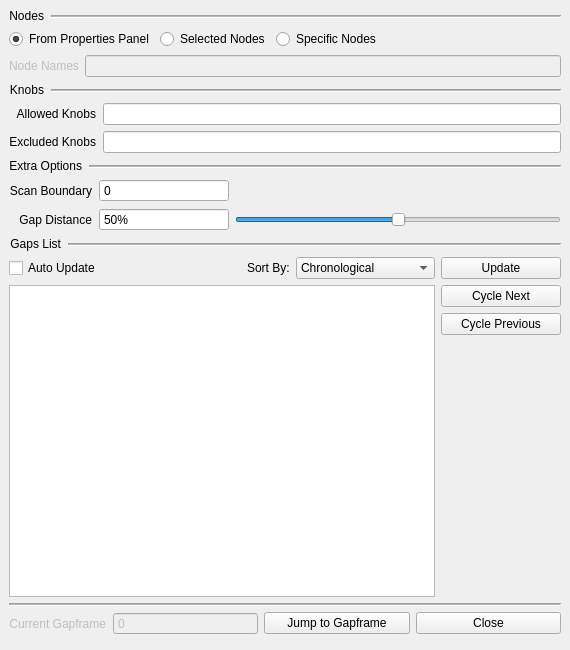
kalogane/gapframes, file gapframes/ui/GapframesPanel.ui: the form before one commit.
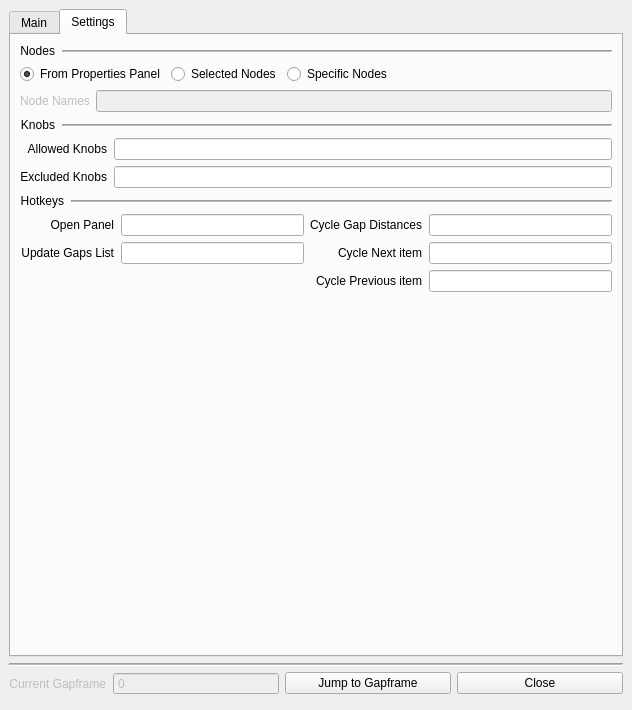
The form after the commit. The open tabs and pages were chosen to show the change.

Commit message: split out some UI elements into another tab, added hotkey fields

The edit to the form file:
```diff
--- a/gapframes/ui/GapframesPanel.ui
+++ b/gapframes/ui/GapframesPanel.ui
@@ -6,8 +6,8 @@
    <rect>
     <x>0</x>
     <y>0</y>
-    <width>570</width>
-    <height>650</height>
+    <width>632</width>
+    <height>710</height>
    </rect>
   </property>
   <property name="maximumSize">
@@ -22,214 +22,15 @@
   <widget class="QWidget" name="GapframesWidget">
    <layout class="QVBoxLayout" name="verticalLayout">
     <item>
-     <layout class="QHBoxLayout" name="nodeSection_title_layout">
-      <item>
-       <widget class="QLabel" name="nodeSection_title_label">
-        <property name="font">
-         <font>
-          <pointsize>9</pointsize>
-         </font>
-        </property>
-        <property name="text">
-         <string>Nodes</string>
-        </property>
-        <property name="alignment">
-         <set>Qt::AlignRight|Qt::AlignTrailing|Qt::AlignVCenter</set>
-        </property>
-        <property name="margin">
-         <number>1</number>
-        </property>
-        <property name="indent">
-         <number>1</number>
-        </property>
-       </widget>
-      </item>
-      <item>
-       <widget class="Line" name="nodeSection_title_line">
-        <property name="sizePolicy">
-         <sizepolicy hsizetype="Expanding" vsizetype="Preferred">
-          <horstretch>0</horstretch>
-          <verstretch>0</verstretch>
-         </sizepolicy>
-        </property>
-        <property name="frameShadow">
-         <enum>QFrame::Sunken</enum>
-        </property>
-        <property name="lineWidth">
-         <number>1</number>
-        </property>
-        <property name="midLineWidth">
-         <number>1</number>
-        </property>
-        <property name="orientation">
-         <enum>Qt::Horizontal</enum>
-        </property>
-       </widget>
-      </item>
-     </layout>
-    </item>
-    <item>
-     <layout class="QVBoxLayout" name="nodeSection_button_layout">
-      <item>
-       <layout class="QHBoxLayout" name="nodeSection_selection_layout">
-        <item>
-         <widget class="QRadioButton" name="nodeSection_propertiesPanel_radioButton">
-          <property name="sizePolicy">
-           <sizepolicy hsizetype="Fixed" vsizetype="Fixed">
-            <horstretch>0</horstretch>
-            <verstretch>0</verstretch>
-           </sizepolicy>
-          </property>
-          <property name="text">
-           <string>From Properties Panel</string>
-          </property>
-          <property name="checked">
-           <bool>true</bool>
-          </property>
-         </widget>
-        </item>
-        <item>
-         <widget class="QRadioButton" name="nodeSection_selectedNodes_radioButton">
-          <property name="sizePolicy">
-           <sizepolicy hsizetype="Fixed" vsizetype="Fixed">
-            <horstretch>0</horstretch>
-            <verstretch>0</verstretch>
-           </sizepolicy>
-          </property>
-          <property name="text">
-           <string>Selected Nodes</string>
-          </property>
-         </widget>
-        </item>
-        <item>
-         <widget class="QRadioButton" name="nodeSection_specificNodes_radioButton">
-          <property name="text">
-           <string>Specific Nodes</string>
-          </property>
-         </widget>
-        </item>
-       </layout>
-      </item>
-      <item>
-       <layout class="QHBoxLayout" name="nodeNames_input_layout">
-        <item>
-         <widget class="QLabel" name="nodeNames_input_label">
-          <property name="enabled">
-           <bool>false</bool>
-          </property>
-          <property name="text">
-           <string>Node Names</string>
-          </property>
-         </widget>
-        </item>
-        <item>
-         <widget class="QLineEdit" name="nodeNames_input_lineEdit">
-          <property name="enabled">
-           <bool>false</bool>
-          </property>
-         </widget>
-        </item>
-       </layout>
-      </item>
-     </layout>
-    </item>
-    <item>
-     <layout class="QHBoxLayout" name="knobSection_title_layout">
-      <item>
-       <widget class="QLabel" name="knobSection_title_label">
-        <property name="font">
-         <font>
-          <pointsize>9</pointsize>
-         </font>
-        </property>
-        <property name="text">
-         <string>Knobs</string>
-        </property>
-        <property name="alignment">
-         <set>Qt::AlignRight|Qt::AlignTrailing|Qt::AlignVCenter</set>
-        </property>
-        <property name="margin">
-         <number>1</number>
-        </property>
-        <property name="indent">
-         <number>1</number>
-        </property>
-       </widget>
-      </item>
-      <item>
-       <widget class="Line" name="knobSection_title_line">
-        <property name="sizePolicy">
-         <sizepolicy hsizetype="Expanding" vsizetype="Preferred">
-          <horstretch>0</horstretch>
-          <verstretch>0</verstretch>
-         </sizepolicy>
-        </property>
-        <property name="frameShadow">
-         <enum>QFrame::Sunken</enum>
-        </property>
-        <property name="lineWidth">
-         <number>1</number>
-        </property>
-        <property name="midLineWidth">
-         <number>1</number>
-        </property>
-        <property name="orientation">
-         <enum>Qt::Horizontal</enum>
-        </property>
-       </widget>
-      </item>
-     </layout>
-    </item>
-    <item>
-     <layout class="QGridLayout" name="knobSection_input_layout">
-      <item row="0" column="2">
-       <widget class="QLineEdit" name="knobSection_allowedKnobs_lineEdit">
-        <property name="toolTip">
-         <string>&lt;html&gt;&lt;head/&gt;&lt;body&gt;&lt;p&gt;Names of Knobs which should be considered when scanning for Keyframes.&lt;/p&gt;&lt;p&gt;Leave empty to allow all knobs.&lt;/p&gt;&lt;/body&gt;&lt;/html&gt;</string>
-        </property>
-       </widget>
-      </item>
-      <item row="0" column="0">
-       <widget class="QLabel" name="knobSection_allowedKnobs_label">
-        <property name="text">
-         <string>Allowed Knobs</string>
-        </property>
-        <property name="alignment">
-         <set>Qt::AlignRight|Qt::AlignTrailing|Qt::AlignVCenter</set>
-        </property>
-        <property name="margin">
-         <number>1</number>
-        </property>
-        <property name="indent">
-         <number>1</number>
-        </property>
-       </widget>
-      </item>
-      <item row="1" column="0">
-       <widget class="QLabel" name="knobSection_excludedKnobs_label_2">
-        <property name="text">
-         <string>Excluded Knobs</string>
-        </property>
-        <property name="alignment">
-         <set>Qt::AlignRight|Qt::AlignTrailing|Qt::AlignVCenter</set>
-        </property>
-        <property name="margin">
-         <number>1</number>
-        </property>
-        <property name="indent">
-         <number>1</number>
-        </property>
-       </widget>
-      </item>
-      <item row="1" column="2">
-       <widget class="QLineEdit" name="knobSection_excludedKnobs_lineEdit">
-        <property name="toolTip">
-         <string>&lt;html&gt;&lt;head/&gt;&lt;body&gt;&lt;p&gt;Names of Knobs which should be excluded when scanning for Keyframes.&lt;/p&gt;&lt;p&gt;Leave empty to NOT exclude any knobs.&lt;/p&gt;&lt;/body&gt;&lt;/html&gt;</string>
-        </property>
-       </widget>
-      </item>
-     </layout>
-    </item>
+     <widget class="QTabWidget" name="Gapframes_tabWidget">
+      <property name="currentIndex">
+       <number>0</number>
+      </property>
+      <widget class="QWidget" name="gapframes_main_tab">
+       <attribute name="title">
+        <string>Main</string>
+       </attribute>
+       <layout class="QVBoxLayout" name="verticalLayout_5">
     <item>
      <layout class="QHBoxLayout" name="extraOptions_title_layout">
       <item>
@@ -315,6 +116,9 @@
         <property name="maximum">
          <number>100</number>
         </property>
+            <property name="pageStep">
+             <number>25</number>
+            </property>
         <property name="value">
          <number>50</number>
         </property>
@@ -565,6 +369,414 @@
       </item>
      </layout>
     </item>
+       </layout>
+      </widget>
+      <widget class="QWidget" name="gaprames_settings_tab">
+       <attribute name="title">
+        <string>Settings</string>
+       </attribute>
+       <layout class="QVBoxLayout" name="verticalLayout_3">
+        <item>
+         <layout class="QHBoxLayout" name="nodeSection_title_layout">
+          <item>
+           <widget class="QLabel" name="nodeSection_title_label">
+            <property name="font">
+             <font>
+              <pointsize>9</pointsize>
+             </font>
+            </property>
+            <property name="text">
+             <string>Nodes</string>
+            </property>
+            <property name="alignment">
+             <set>Qt::AlignRight|Qt::AlignTrailing|Qt::AlignVCenter</set>
+            </property>
+            <property name="margin">
+             <number>1</number>
+            </property>
+            <property name="indent">
+             <number>1</number>
+            </property>
+           </widget>
+          </item>
+          <item>
+           <widget class="Line" name="nodeSection_title_line">
+            <property name="sizePolicy">
+             <sizepolicy hsizetype="Expanding" vsizetype="Preferred">
+              <horstretch>0</horstretch>
+              <verstretch>0</verstretch>
+             </sizepolicy>
+            </property>
+            <property name="frameShadow">
+             <enum>QFrame::Sunken</enum>
+            </property>
+            <property name="lineWidth">
+             <number>1</number>
+            </property>
+            <property name="midLineWidth">
+             <number>1</number>
+            </property>
+            <property name="orientation">
+             <enum>Qt::Horizontal</enum>
+            </property>
+           </widget>
+          </item>
+         </layout>
+        </item>
+        <item>
+         <layout class="QVBoxLayout" name="nodeSection_button_layout">
+          <item>
+           <layout class="QHBoxLayout" name="nodeSection_selection_layout">
+            <item>
+             <widget class="QRadioButton" name="nodeSection_propertiesPanel_radioButton">
+              <property name="sizePolicy">
+               <sizepolicy hsizetype="Fixed" vsizetype="Fixed">
+                <horstretch>0</horstretch>
+                <verstretch>0</verstretch>
+               </sizepolicy>
+              </property>
+              <property name="text">
+               <string>From Properties Panel</string>
+              </property>
+              <property name="checked">
+               <bool>true</bool>
+              </property>
+             </widget>
+            </item>
+            <item>
+             <widget class="QRadioButton" name="nodeSection_selectedNodes_radioButton">
+              <property name="sizePolicy">
+               <sizepolicy hsizetype="Fixed" vsizetype="Fixed">
+                <horstretch>0</horstretch>
+                <verstretch>0</verstretch>
+               </sizepolicy>
+              </property>
+              <property name="text">
+               <string>Selected Nodes</string>
+              </property>
+             </widget>
+            </item>
+            <item>
+             <widget class="QRadioButton" name="nodeSection_specificNodes_radioButton">
+              <property name="text">
+               <string>Specific Nodes</string>
+              </property>
+             </widget>
+            </item>
+           </layout>
+          </item>
+          <item>
+           <layout class="QHBoxLayout" name="nodeNames_input_layout">
+            <item>
+             <widget class="QLabel" name="nodeNames_input_label">
+              <property name="enabled">
+               <bool>false</bool>
+              </property>
+              <property name="text">
+               <string>Node Names</string>
+              </property>
+             </widget>
+            </item>
+            <item>
+             <widget class="QLineEdit" name="nodeNames_input_lineEdit">
+              <property name="enabled">
+               <bool>false</bool>
+              </property>
+              <property name="toolTip">
+               <string>&lt;html&gt;&lt;head/&gt;&lt;body&gt;&lt;p&gt;Names of Nodes which should be considered when scanning for Keyframes.&lt;/p&gt;&lt;/body&gt;&lt;/html&gt;</string>
+              </property>
+             </widget>
+            </item>
+           </layout>
+          </item>
+         </layout>
+        </item>
+        <item>
+         <layout class="QHBoxLayout" name="knobSection_title_layout">
+          <item>
+           <widget class="QLabel" name="knobSection_title_label">
+            <property name="font">
+             <font>
+              <pointsize>9</pointsize>
+             </font>
+            </property>
+            <property name="text">
+             <string>Knobs</string>
+            </property>
+            <property name="alignment">
+             <set>Qt::AlignRight|Qt::AlignTrailing|Qt::AlignVCenter</set>
+            </property>
+            <property name="margin">
+             <number>1</number>
+            </property>
+            <property name="indent">
+             <number>1</number>
+            </property>
+           </widget>
+          </item>
+          <item>
+           <widget class="Line" name="knobSection_title_line">
+            <property name="sizePolicy">
+             <sizepolicy hsizetype="Expanding" vsizetype="Preferred">
+              <horstretch>0</horstretch>
+              <verstretch>0</verstretch>
+             </sizepolicy>
+            </property>
+            <property name="frameShadow">
+             <enum>QFrame::Sunken</enum>
+            </property>
+            <property name="lineWidth">
+             <number>1</number>
+            </property>
+            <property name="midLineWidth">
+             <number>1</number>
+            </property>
+            <property name="orientation">
+             <enum>Qt::Horizontal</enum>
+            </property>
+           </widget>
+          </item>
+         </layout>
+        </item>
+        <item>
+         <layout class="QGridLayout" name="knobSection_input_layout">
+          <item row="0" column="2">
+           <widget class="QLineEdit" name="knobSection_allowedKnobs_lineEdit">
+            <property name="toolTip">
+             <string>&lt;html&gt;&lt;head/&gt;&lt;body&gt;&lt;p&gt;Names of Knobs which should be considered when scanning for Keyframes.&lt;/p&gt;&lt;p&gt;Leave empty to allow all knobs.&lt;/p&gt;&lt;/body&gt;&lt;/html&gt;</string>
+            </property>
+           </widget>
+          </item>
+          <item row="0" column="0">
+           <widget class="QLabel" name="knobSection_allowedKnobs_label">
+            <property name="text">
+             <string>Allowed Knobs</string>
+            </property>
+            <property name="alignment">
+             <set>Qt::AlignRight|Qt::AlignTrailing|Qt::AlignVCenter</set>
+            </property>
+            <property name="margin">
+             <number>1</number>
+            </property>
+            <property name="indent">
+             <number>1</number>
+            </property>
+           </widget>
+          </item>
+          <item row="1" column="0">
+           <widget class="QLabel" name="knobSection_excludedKnobs_label_2">
+            <property name="text">
+             <string>Excluded Knobs</string>
+            </property>
+            <property name="alignment">
+             <set>Qt::AlignRight|Qt::AlignTrailing|Qt::AlignVCenter</set>
+            </property>
+            <property name="margin">
+             <number>1</number>
+            </property>
+            <property name="indent">
+             <number>1</number>
+            </property>
+           </widget>
+          </item>
+          <item row="1" column="2">
+           <widget class="QLineEdit" name="knobSection_excludedKnobs_lineEdit">
+            <property name="toolTip">
+             <string>&lt;html&gt;&lt;head/&gt;&lt;body&gt;&lt;p&gt;Names of Knobs which should be excluded when scanning for Keyframes.&lt;/p&gt;&lt;p&gt;Leave empty to NOT exclude any knobs.&lt;/p&gt;&lt;/body&gt;&lt;/html&gt;</string>
+            </property>
+           </widget>
+          </item>
+         </layout>
+        </item>
+        <item>
+         <layout class="QHBoxLayout" name="hotkeySection_title_layout">
+          <item>
+           <widget class="QLabel" name="hotkeySection_title_label">
+            <property name="font">
+             <font>
+              <pointsize>9</pointsize>
+             </font>
+            </property>
+            <property name="text">
+             <string>Hotkeys</string>
+            </property>
+            <property name="alignment">
+             <set>Qt::AlignRight|Qt::AlignTrailing|Qt::AlignVCenter</set>
+            </property>
+            <property name="margin">
+             <number>1</number>
+            </property>
+            <property name="indent">
+             <number>1</number>
+            </property>
+           </widget>
+          </item>
+          <item>
+           <widget class="Line" name="hotkeySection_title_line">
+            <property name="sizePolicy">
+             <sizepolicy hsizetype="Expanding" vsizetype="Preferred">
+              <horstretch>0</horstretch>
+              <verstretch>0</verstretch>
+             </sizepolicy>
+            </property>
+            <property name="frameShadow">
+             <enum>QFrame::Sunken</enum>
+            </property>
+            <property name="lineWidth">
+             <number>1</number>
+            </property>
+            <property name="midLineWidth">
+             <number>1</number>
+            </property>
+            <property name="orientation">
+             <enum>Qt::Horizontal</enum>
+            </property>
+           </widget>
+          </item>
+         </layout>
+        </item>
+        <item>
+         <layout class="QGridLayout" name="hotkeys_input_layout">
+          <item row="0" column="3">
+           <widget class="QLineEdit" name="hotkeys_cycleGapDistances_lineEdit">
+            <property name="toolTip">
+             <string>&lt;html&gt;&lt;head/&gt;&lt;body&gt;&lt;p&gt;Hotkey for Cycling between every 25% of the Gap Distance slider.&lt;/p&gt;&lt;/body&gt;&lt;/html&gt;</string>
+            </property>
+           </widget>
+          </item>
+          <item row="0" column="2">
+           <widget class="QLabel" name="hotkeys_cycleGapDistances_label">
+            <property name="text">
+             <string>Cycle Gap Distances</string>
+            </property>
+            <property name="alignment">
+             <set>Qt::AlignRight|Qt::AlignTrailing|Qt::AlignVCenter</set>
+            </property>
+            <property name="margin">
+             <number>1</number>
+            </property>
+            <property name="indent">
+             <number>1</number>
+            </property>
+           </widget>
+          </item>
+          <item row="0" column="0">
+           <widget class="QLabel" name="hotkeys_openPanel_label">
+            <property name="text">
+             <string>Open Panel</string>
+            </property>
+            <property name="alignment">
+             <set>Qt::AlignRight|Qt::AlignTrailing|Qt::AlignVCenter</set>
+            </property>
+            <property name="margin">
+             <number>1</number>
+            </property>
+            <property name="indent">
+             <number>1</number>
+            </property>
+           </widget>
+          </item>
+          <item row="0" column="1">
+           <widget class="QLineEdit" name="hotkeys_openPanel_lineEdit">
+            <property name="toolTip">
+             <string>&lt;html&gt;&lt;head/&gt;&lt;body&gt;&lt;p&gt;Hotkey for opening the Panel.&lt;/p&gt;&lt;/body&gt;&lt;/html&gt;</string>
+            </property>
+           </widget>
+          </item>
+          <item row="1" column="0">
+           <widget class="QLabel" name="hotkeys_updateList_label">
+            <property name="text">
+             <string>Update Gaps List</string>
+            </property>
+            <property name="alignment">
+             <set>Qt::AlignRight|Qt::AlignTrailing|Qt::AlignVCenter</set>
+            </property>
+            <property name="margin">
+             <number>1</number>
+            </property>
+            <property name="indent">
+             <number>1</number>
+            </property>
+           </widget>
+          </item>
+          <item row="1" column="1">
+           <widget class="QLineEdit" name="hotkeys_updateList_lineEdit">
+            <property name="toolTip">
+             <string>&lt;html&gt;&lt;head/&gt;&lt;body&gt;&lt;p&gt;Hotkey for manually updating the Gaps List items.&lt;/p&gt;&lt;/body&gt;&lt;/html&gt;</string>
+            </property>
+            <property name="text">
+             <string/>
+            </property>
+           </widget>
+          </item>
+          <item row="1" column="2">
+           <widget class="QLabel" name="hotkeys_cycleNextItem_label">
+            <property name="text">
+             <string>Cycle Next item</string>
+            </property>
+            <property name="alignment">
+             <set>Qt::AlignRight|Qt::AlignTrailing|Qt::AlignVCenter</set>
+            </property>
+            <property name="margin">
+             <number>1</number>
+            </property>
+            <property name="indent">
+             <number>1</number>
+            </property>
+           </widget>
+          </item>
+          <item row="1" column="3">
+           <widget class="QLineEdit" name="hotkeys_cycleNextItem_lineEdit">
+            <property name="toolTip">
+             <string>&lt;html&gt;&lt;head/&gt;&lt;body&gt;&lt;p&gt;Hotkey for Cycling to the next item on the Gaps List.&lt;/p&gt;&lt;/body&gt;&lt;/html&gt;</string>
+            </property>
+           </widget>
+          </item>
+          <item row="2" column="2">
+           <widget class="QLabel" name="hotkeys_cyclePrevItem_label">
+            <property name="text">
+             <string>Cycle Previous item</string>
+            </property>
+            <property name="alignment">
+             <set>Qt::AlignRight|Qt::AlignTrailing|Qt::AlignVCenter</set>
+            </property>
+            <property name="margin">
+             <number>1</number>
+            </property>
+            <property name="indent">
+             <number>1</number>
+            </property>
+           </widget>
+          </item>
+          <item row="2" column="3">
+           <widget class="QLineEdit" name="hotkeys_cyclePrevItem_lineEdit">
+            <property name="toolTip">
+             <string>&lt;html&gt;&lt;head/&gt;&lt;body&gt;&lt;p&gt;Hotkey for Cycling to the previous item on the Gaps List.&lt;/p&gt;&lt;/body&gt;&lt;/html&gt;</string>
+            </property>
+           </widget>
+          </item>
+         </layout>
+        </item>
+        <item>
+         <spacer name="settingsTab_bottom_spacer">
+          <property name="orientation">
+           <enum>Qt::Vertical</enum>
+          </property>
+          <property name="sizeType">
+           <enum>QSizePolicy::MinimumExpanding</enum>
+          </property>
+          <property name="sizeHint" stdset="0">
+           <size>
+            <width>20</width>
+            <height>40</height>
+           </size>
+          </property>
+         </spacer>
+        </item>
+       </layout>
+      </widget>
+     </widget>
+    </item>
     <item>
      <layout class="QHBoxLayout" name="bottom_divider">
       <item>
```
Left out of the diff: 24 changed lines with no effect on the pictures. Lines whose indentation alone changed are shown as unchanged. The commit also changes 2 other files.
